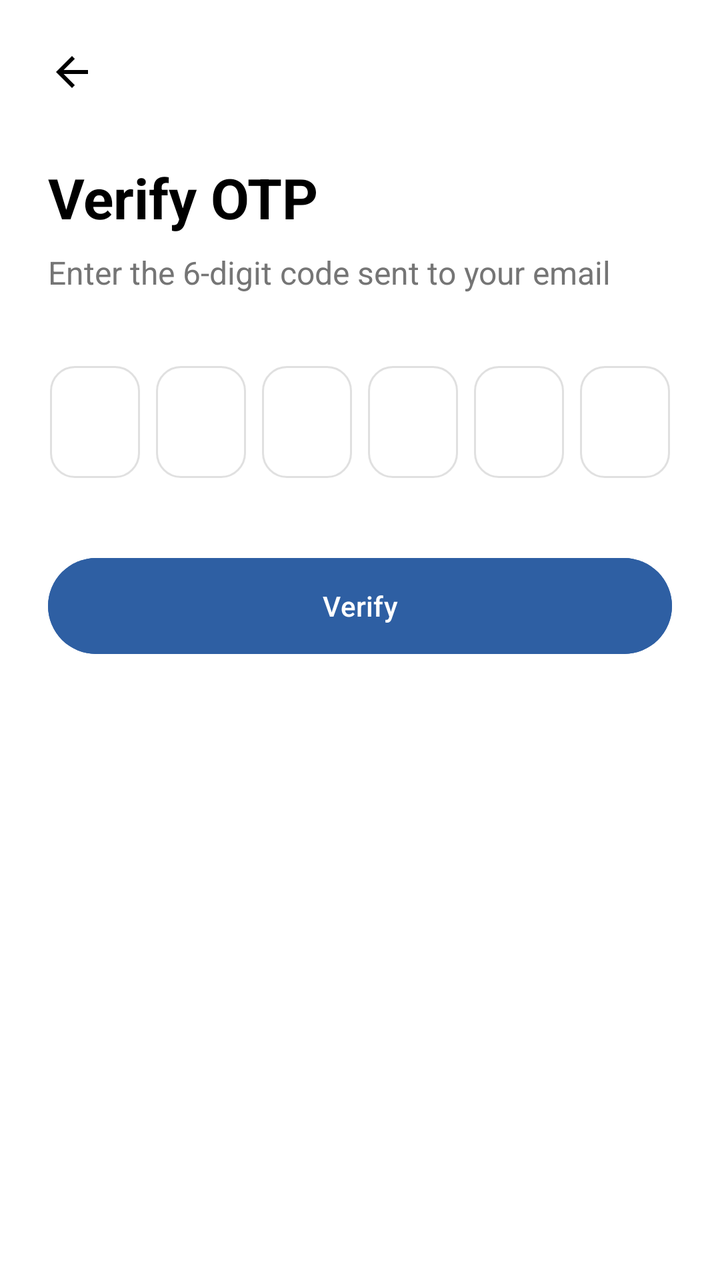
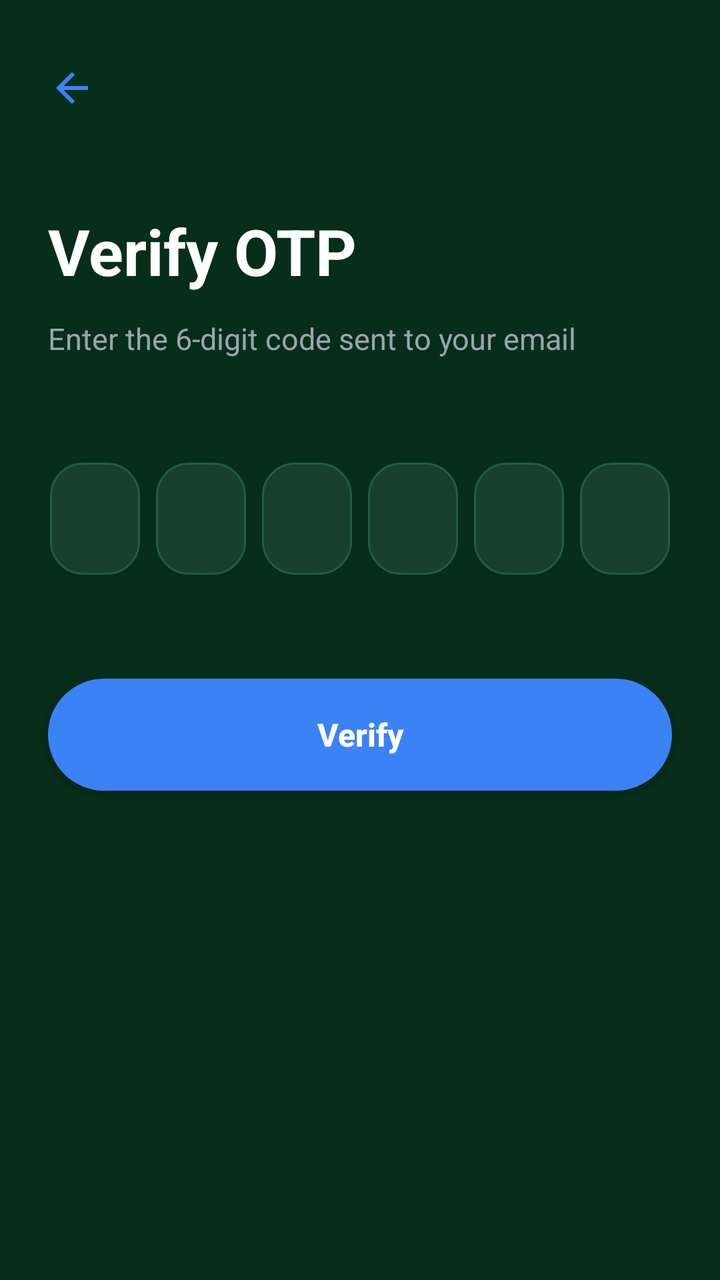

An Android layout rendered at two revisions. The XML below is the earlier revision; the diff shows what the commit changed to produce the second picture.
<!-- AndroidManifest.xml: application theme Theme.AssistAi -->
<!-- res/layout/activity_verify_otp.xml -->
<?xml version="1.0" encoding="utf-8"?>
<LinearLayout xmlns:android="http://schemas.android.com/apk/res/android"
    android:layout_width="match_parent"
    android:layout_height="match_parent"
    android:orientation="vertical"
    android:padding="24dp"
    android:background="@color/white">

    <ImageButton
        android:id="@+id/btnBack"
        android:layout_width="wrap_content"
        android:layout_height="wrap_content"
        android:background="?attr/selectableItemBackgroundBorderless"
        android:src="@drawable/ic_back"
        android:contentDescription="Back" />

    <TextView
        android:layout_width="wrap_content"
        android:layout_height="wrap_content"
        android:text="Verify OTP"
        android:textSize="28sp"
        android:textStyle="bold"
        android:textColor="@color/black"
        android:layout_marginTop="32dp" />

    <TextView
        android:layout_width="wrap_content"
        android:layout_height="wrap_content"
        android:text="Enter the 6-digit code sent to your email"
        android:textSize="16sp"
        android:textColor="@color/text_gray"
        android:layout_marginTop="8dp" />

    <LinearLayout
        android:layout_width="match_parent"
        android:layout_height="wrap_content"
        android:orientation="horizontal"
        android:gravity="center"
        android:layout_marginTop="32dp">

        <EditText android:id="@+id/etOtp1" android:layout_width="45dp" android:layout_height="56dp" android:background="@drawable/otp_box_bg" android:gravity="center" android:inputType="number" android:maxLength="1" android:layout_margin="4dp"/>
        <EditText android:id="@+id/etOtp2" android:layout_width="45dp" android:layout_height="56dp" android:background="@drawable/otp_box_bg" android:gravity="center" android:inputType="number" android:maxLength="1" android:layout_margin="4dp"/>
        <EditText android:id="@+id/etOtp3" android:layout_width="45dp" android:layout_height="56dp" android:background="@drawable/otp_box_bg" android:gravity="center" android:inputType="number" android:maxLength="1" android:layout_margin="4dp"/>
        <EditText android:id="@+id/etOtp4" android:layout_width="45dp" android:layout_height="56dp" android:background="@drawable/otp_box_bg" android:gravity="center" android:inputType="number" android:maxLength="1" android:layout_margin="4dp"/>
        <EditText android:id="@+id/etOtp5" android:layout_width="45dp" android:layout_height="56dp" android:background="@drawable/otp_box_bg" android:gravity="center" android:inputType="number" android:maxLength="1" android:layout_margin="4dp"/>
        <EditText android:id="@+id/etOtp6" android:layout_width="45dp" android:layout_height="56dp" android:background="@drawable/otp_box_bg" android:gravity="center" android:inputType="number" android:maxLength="1" android:layout_margin="4dp"/>

    </LinearLayout>

    <Button
        android:id="@+id/btnVerify"
        android:layout_width="match_parent"
        android:layout_height="56dp"
        android:layout_marginTop="32dp"
        android:text="Verify"
        android:backgroundTint="@color/colorPrimary"
        android:textColor="@color/white" />

</LinearLayout>
<!-- resources referenced by this layout -->
<resources>
  <color name="black">#FF000000</color>
  <color name="colorPrimary">#2E5FA3</color>
  <color name="text_gray">#757575</color>
  <color name="white">#FFFFFFFF</color>
  <!-- drawable ic_back (drawable) -->
  <vector xmlns:android="http://schemas.android.com/apk/res/android"
      android:width="24dp"
      android:height="24dp"
      android:viewportWidth="24"
      android:viewportHeight="24">
    <path
        android:fillColor="#FF000000"
        android:pathData="M20,11H7.83l5.59,-5.59L12,4l-8,8 8,8 1.41,-1.41L7.83,13H20v-2z"/>
  </vector>
  <!-- drawable otp_box_bg (drawable) -->
  <?xml version="1.0" encoding="utf-8"?>
  <shape xmlns:android="http://schemas.android.com/apk/res/android">
      <solid android:color="@color/white" />
      <stroke
          android:width="1dp"
          android:color="#E0E0E0" />
      <corners android:radius="12dp" />
  </shape>
  <style name="Theme.AssistAi" parent="Base.Theme.AssistAi" />
  <style name="Base.Theme.AssistAi" parent="Theme.Material3.DayNight.NoActionBar">
          
          
      </style>
</resources>

<!-- the commit's change to res/layout/activity_verify_otp.xml (unified diff, before → after) -->
@@ -1,59 +1,95 @@
 <?xml version="1.0" encoding="utf-8"?>
-<LinearLayout xmlns:android="http://schemas.android.com/apk/res/android"
+<androidx.constraintlayout.widget.ConstraintLayout
+    xmlns:android="http://schemas.android.com/apk/res/android"
+    xmlns:app="http://schemas.android.com/apk/res-auto"
+    xmlns:tools="http://schemas.android.com/tools"
     android:layout_width="match_parent"
     android:layout_height="match_parent"
-    android:orientation="vertical"
-    android:padding="24dp"
-    android:background="@color/white">
+    android:background="#062E1A"
+    tools:context=".VerifyOtpActivity">
 
+    
     <ImageButton
         android:id="@+id/btnBack"
         android:layout_width="wrap_content"
         android:layout_height="wrap_content"
+        android:layout_marginStart="24dp"
+        android:layout_marginTop="32dp"
         android:background="?attr/selectableItemBackgroundBorderless"
         android:src="@drawable/ic_back"
-        android:contentDescription="Back" />
+        android:contentDescription="Back"
+        app:tint="#3B82F6"
+        app:layout_constraintTop_toTopOf="parent"
+        app:layout_constraintStart_toStartOf="parent" />
 
-    <TextView
-        android:layout_width="wrap_content"
+    
+    <LinearLayout
+        android:id="@+id/layoutHeader"
+        android:layout_width="0dp"
         android:layout_height="wrap_content"
-        android:text="Verify OTP"
-        android:textSize="28sp"
-        android:textStyle="bold"
-        android:textColor="@color/black"
-        android:layout_marginTop="32dp" />
+        android:orientation="vertical"
+        android:layout_marginHorizontal="24dp"
+        android:layout_marginTop="48dp"
+        app:layout_constraintTop_toBottomOf="@id/btnBack"
+        app:layout_constraintStart_toStartOf="parent"
+        app:layout_constraintEnd_toEndOf="parent">
 
-    <TextView
-        android:layout_width="wrap_content"
-        android:layout_height="wrap_content"
-        android:text="Enter the 6-digit code sent to your email"
-        android:textSize="16sp"
-        android:textColor="@color/text_gray"
-        android:layout_marginTop="8dp" />
+        <TextView
+            android:layout_width="wrap_content"
+            android:layout_height="wrap_content"
+            android:text="Verify OTP"
+            android:textColor="#FFFFFF"
+            android:textSize="32sp"
+            android:textStyle="bold" />
 
+        <TextView
+            android:layout_width="wrap_content"
+            android:layout_height="wrap_content"
+            android:layout_marginTop="12dp"
+            android:text="Enter the 6-digit code sent to your email"
+            android:textColor="#9CA3AF"
+            android:textSize="15sp"
+            android:lineSpacingMultiplier="1.2" />
+
+    </LinearLayout>
+
+    
     <LinearLayout
-        android:layout_width="match_parent"
+        android:id="@+id/layoutOtpBoxes"
+        android:layout_width="0dp"
         android:layout_height="wrap_content"
         android:orientation="horizontal"
         android:gravity="center"
-        android:layout_marginTop="32dp">
+        android:layout_marginHorizontal="24dp"
+        android:layout_marginTop="48dp"
+        app:layout_constraintTop_toBottomOf="@id/layoutHeader"
+        app:layout_constraintStart_toStartOf="parent"
+        app:layout_constraintEnd_toEndOf="parent">
 
-        <EditText android:id="@+id/etOtp1" android:layout_width="45dp" android:layout_height="56dp" android:background="@drawable/otp_box_bg" android:gravity="center" android:inputType="number" android:maxLength="1" android:layout_margin="4dp"/>
-        <EditText android:id="@+id/etOtp2" android:layout_width="45dp" android:layout_height="56dp" android:background="@drawable/otp_box_bg" android:gravity="center" android:inputType="number" android:maxLength="1" android:layout_margin="4dp"/>
-        <EditText android:id="@+id/etOtp3" android:layout_width="45dp" android:layout_height="56dp" android:background="@drawable/otp_box_bg" android:gravity="center" android:inputType="number" android:maxLength="1" android:layout_margin="4dp"/>
-        <EditText android:id="@+id/etOtp4" android:layout_width="45dp" android:layout_height="56dp" android:background="@drawable/otp_box_bg" android:gravity="center" android:inputType="number" android:maxLength="1" android:layout_margin="4dp"/>
-        <EditText android:id="@+id/etOtp5" android:layout_width="45dp" android:layout_height="56dp" android:background="@drawable/otp_box_bg" android:gravity="center" android:inputType="number" android:maxLength="1" android:layout_margin="4dp"/>
-        <EditText android:id="@+id/etOtp6" android:layout_width="45dp" android:layout_height="56dp" android:background="@drawable/otp_box_bg" android:gravity="center" android:inputType="number" android:maxLength="1" android:layout_margin="4dp"/>
+        <EditText android:id="@+id/etOtp1" android:layout_width="45dp" android:layout_height="56dp" android:background="@drawable/bg_dark_input" android:gravity="center" android:inputType="number" android:maxLength="1" android:textColor="#FFFFFF" android:textSize="18sp" android:layout_margin="4dp"/>
+        <EditText android:id="@+id/etOtp2" android:layout_width="45dp" android:layout_height="56dp" android:background="@drawable/bg_dark_input" android:gravity="center" android:inputType="number" android:maxLength="1" android:textColor="#FFFFFF" android:textSize="18sp" android:layout_margin="4dp"/>
+        <EditText android:id="@+id/etOtp3" android:layout_width="45dp" android:layout_height="56dp" android:background="@drawable/bg_dark_input" android:gravity="center" android:inputType="number" android:maxLength="1" android:textColor="#FFFFFF" android:textSize="18sp" android:layout_margin="4dp"/>
+        <EditText android:id="@+id/etOtp4" android:layout_width="45dp" android:layout_height="56dp" android:background="@drawable/bg_dark_input" android:gravity="center" android:inputType="number" android:maxLength="1" android:textColor="#FFFFFF" android:textSize="18sp" android:layout_margin="4dp"/>
+        <EditText android:id="@+id/etOtp5" android:layout_width="45dp" android:layout_height="56dp" android:background="@drawable/bg_dark_input" android:gravity="center" android:inputType="number" android:maxLength="1" android:textColor="#FFFFFF" android:textSize="18sp" android:layout_margin="4dp"/>
+        <EditText android:id="@+id/etOtp6" android:layout_width="45dp" android:layout_height="56dp" android:background="@drawable/bg_dark_input" android:gravity="center" android:inputType="number" android:maxLength="1" android:textColor="#FFFFFF" android:textSize="18sp" android:layout_margin="4dp"/>
 
     </LinearLayout>
 
-    <Button
+    
+    <androidx.appcompat.widget.AppCompatButton
         android:id="@+id/btnVerify"
-        android:layout_width="match_parent"
+        android:layout_width="0dp"
         android:layout_height="56dp"
-        android:layout_marginTop="32dp"
+        android:layout_marginHorizontal="24dp"
+        android:layout_marginTop="48dp"
+        android:background="@drawable/bg_blue_button"
         android:text="Verify"
-        android:backgroundTint="@color/colorPrimary"
-        android:textColor="@color/white" />
+        android:textAllCaps="false"
+        android:textColor="#FFFFFF"
+        android:textSize="16sp"
+        android:textStyle="bold"
+        app:layout_constraintTop_toBottomOf="@id/layoutOtpBoxes"
+        app:layout_constraintStart_toStartOf="parent"
+        app:layout_constraintEnd_toEndOf="parent" />
 
-</LinearLayout>
+</androidx.constraintlayout.widget.ConstraintLayout>
<!-- resource entries referenced after the edit -->
@@ -1,9 +1,22 @@
 <!-- resources referenced by this layout -->
 <resources>
-  <color name="black">#FF000000</color>
-  <color name="colorPrimary">#2E5FA3</color>
-  <color name="text_gray">#757575</color>
-  <color name="white">#FFFFFFFF</color>
+  <!-- drawable bg_blue_button (drawable) -->
+  <?xml version="1.0" encoding="utf-8"?>
+  <shape xmlns:android="http://schemas.android.com/apk/res/android"
+      android:shape="rectangle">
+      <solid android:color="#3B82F6" />
+      <corners android:radius="28dp" />
+  </shape>
+  <!-- drawable bg_dark_input (drawable) -->
+  <?xml version="1.0" encoding="utf-8"?>
+  <shape xmlns:android="http://schemas.android.com/apk/res/android"
+      android:shape="rectangle">
+      <solid android:color="#17412A" />
+      <stroke
+          android:width="1dp"
+          android:color="#235D3E" />
+      <corners android:radius="16dp" />
+  </shape>
   <!-- drawable ic_back (drawable) -->
   <vector xmlns:android="http://schemas.android.com/apk/res/android"
       android:width="24dp"
@@ -14,15 +27,6 @@
         android:fillColor="#FF000000"
         android:pathData="M20,11H7.83l5.59,-5.59L12,4l-8,8 8,8 1.41,-1.41L7.83,13H20v-2z"/>
   </vector>
-  <!-- drawable otp_box_bg (drawable) -->
-  <?xml version="1.0" encoding="utf-8"?>
-  <shape xmlns:android="http://schemas.android.com/apk/res/android">
-      <solid android:color="@color/white" />
-      <stroke
-          android:width="1dp"
-          android:color="#E0E0E0" />
-      <corners android:radius="12dp" />
-  </shape>
   <style name="Theme.AssistAi" parent="Base.Theme.AssistAi" />
   <style name="Base.Theme.AssistAi" parent="Theme.Material3.DayNight.NoActionBar">
           
